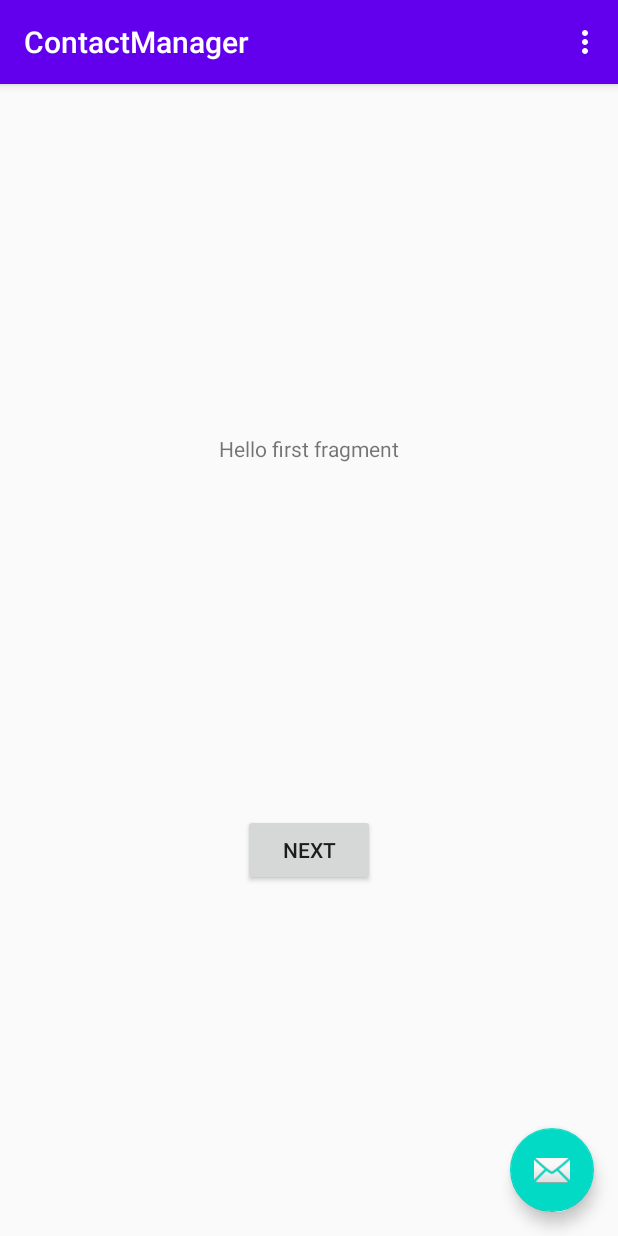
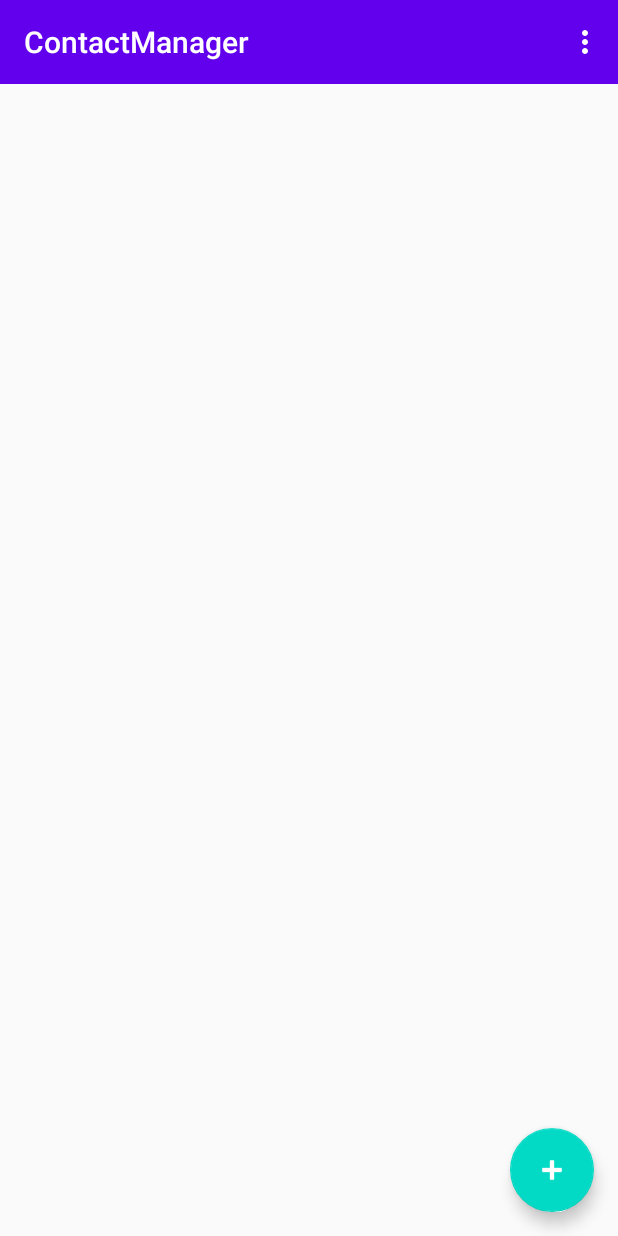
Before and after one commit to matiboux/griffith-android-contactmanager, an Android app: the screen it shows after launch (MainActivity before the commit, ListContacts after it), on a phone screen of 412 x 824 dp. Run offline under Robolectric (Android 15) with nearby library versions, the phone set to English and light mode, and no system bars.

Commit message:
Updated main activity (renamed to ListContacts)

```diff
--- a/ContactManager/app/src/main/AndroidManifest.xml
+++ b/ContactManager/app/src/main/AndroidManifest.xml
@@ -10,7 +10,7 @@
         android:supportsRtl="true"
         android:theme="@style/AppTheme">
         <activity
-            android:name=".MainActivity"
+            android:name=".ListContacts"
             android:label="@string/app_name"
             android:theme="@style/AppTheme.NoActionBar">
             <intent-filter>
--- a/ContactManager/app/src/main/java/com/matiboux/griffith/contactmanager/FirstFragment.java
+++ /dev/null
@@ -1,37 +0,0 @@
-package com.matiboux.griffith.contactmanager;
-
-import android.os.Bundle;
-import android.view.LayoutInflater;
-import android.view.View;
-import android.view.ViewGroup;
-
-import androidx.annotation.NonNull;
-import androidx.fragment.app.Fragment;
-import androidx.navigation.fragment.NavHostFragment;
-
-public class FirstFragment extends Fragment {
-
-    @Override
-    public View onCreateView(
-            LayoutInflater inflater, ViewGroup container,
-            Bundle savedInstanceState
-    ) {
-        // Inflate the layout for this fragment
-        return inflater.inflate(R.layout.fragment_first, container, false);
-    }
-
-    public void onViewCreated(@NonNull View view, Bundle savedInstanceState) {
-        super.onViewCreated(view, savedInstanceState);
-
-        view.findViewById(R.id.button_first).setOnClickListener(new View.OnClickListener() {
-            @Override
-            public void onClick(View view) {
-                FirstFragmentDirections.ActionFirstFragmentToSecondFragment action =
-                        FirstFragmentDirections.
-                                actionFirstFragmentToSecondFragment("From FirstFragment");
-                NavHostFragment.findNavController(FirstFragment.this)
-                        .navigate(action);
-            }
-        });
-    }
-}
--- /dev/null
+++ b/ContactManager/app/src/main/java/com/matiboux/griffith/contactmanager/ListContacts.java
@@ -0,0 +1,128 @@
+package com.matiboux.griffith.contactmanager;
+
+import android.database.Cursor;
+import android.os.Bundle;
+
+import com.google.android.material.floatingactionbutton.FloatingActionButton;
+
+import androidx.appcompat.app.AppCompatActivity;
+import androidx.appcompat.widget.Toolbar;
+
+import android.view.View;
+
+import android.view.Menu;
+import android.view.MenuItem;
+import android.widget.AdapterView;
+import android.widget.ArrayAdapter;
+import android.widget.ListView;
+
+import java.util.ArrayList;
+
+public class ListContacts extends AppCompatActivity {
+
+    DBOpenHelper db;
+
+    FloatingActionButton fab;
+    ListView listViewContacts;
+
+    @Override
+    protected void onCreate(Bundle savedInstanceState) {
+        super.onCreate(savedInstanceState);
+        setContentView(R.layout.activity_list_contacts);
+
+        // Action bar
+        Toolbar toolbar = findViewById(R.id.toolbar);
+        setSupportActionBar(toolbar);
+
+        // Components
+        fab = findViewById(R.id.fab);
+        listViewContacts = findViewById(R.id.lv_list_contacts);
+
+        // Database
+        db = new DBOpenHelper(this, "test.db", null, 1);
+
+        // Events
+        fab.setOnClickListener(new View.OnClickListener() {
+            @Override
+            public void onClick(View view) {
+                // Add contact
+            }
+        });
+
+        listViewContacts.setOnItemClickListener(new AdapterView.OnItemClickListener() {
+            @Override
+            public void onItemClick(AdapterView<?> parent, View view, int position, long id) {
+                // Show contact
+            }
+        });
+
+        // Load from database
+        reloadListContacts();
+    }
+
+    @Override
+    protected void onDestroy() {
+        String table = "test";
+        String where = null;
+        String[] where_args = null;
+        db.sdb.delete(table, where, where_args);
+
+        super.onDestroy();
+    }
+
+    private void reloadListContacts() {
+        // Show database entries
+        String table = "test";
+        String[] columns = new String[]{"*"};
+        String where = null;
+        String[] where_args = null;
+        String group_by = null;
+        String having = null;
+        String order_by = null;
+        Cursor c = db.sdb.query(table, columns, where, where_args, group_by, having, order_by);
+
+        ArrayList<String> arrayContacts = new ArrayList<>();
+
+        c.moveToFirst();
+        for (int i = 0; i < c.getCount(); i++) {
+            arrayContacts.add(c.getString(2) + " " + c.getString(1));
+            c.moveToNext();
+        }
+
+        ArrayAdapter<String> adapterContacts = new ArrayAdapter<>(this, R.layout.adapter_list_contacts, R.id.txv_list_contacts, arrayContacts);
+
+        listViewContacts.setAdapter(adapterContacts);
+    }
+
+    @Override
+    public boolean onCreateOptionsMenu(Menu menu) {
+        // Inflate the menu; this adds items to the action bar if it is present.
+        getMenuInflater().inflate(R.menu.menu_list_contacts, menu);
+        return true;
+    }
+
+    @Override
+    public boolean onOptionsItemSelected(MenuItem item) {
+        // Handle action bar item clicks here. The action bar will
+        // automatically handle clicks on the Home/Up button, so long
+        // as you specify a parent activity in AndroidManifest.xml.
+        int id = item.getItemId();
+
+        //noinspection SimplifiableIfStatement
+        switch (id) {
+            case R.id.action_add_contact:
+                // Move to Add contact Activity
+                return true;
+
+            case R.id.action_settings:
+                // Move to Settings Activity
+                return true;
+
+            case R.id.action_about:
+                // Move to About Activity
+                return true;
+        }
+
+        return super.onOptionsItemSelected(item);
+    }
+}
--- a/ContactManager/app/src/main/java/com/matiboux/griffith/contactmanager/MainActivity.java
+++ /dev/null
@@ -1,56 +0,0 @@
-package com.matiboux.griffith.contactmanager;
-
-import android.os.Bundle;
-
-import com.google.android.material.floatingactionbutton.FloatingActionButton;
-import com.google.android.material.snackbar.Snackbar;
-
-import androidx.appcompat.app.AppCompatActivity;
-import androidx.appcompat.widget.Toolbar;
-
-import android.view.View;
-
-import android.view.Menu;
-import android.view.MenuItem;
-
-public class MainActivity extends AppCompatActivity {
-
-    @Override
-    protected void onCreate(Bundle savedInstanceState) {
-        super.onCreate(savedInstanceState);
-        setContentView(R.layout.activity_main);
-        Toolbar toolbar = findViewById(R.id.toolbar);
-        setSupportActionBar(toolbar);
-
-        FloatingActionButton fab = findViewById(R.id.fab);
-        fab.setOnClickListener(new View.OnClickListener() {
-            @Override
-            public void onClick(View view) {
-                Snackbar.make(view, "Replace with your own action", Snackbar.LENGTH_LONG)
-                        .setAction("Action", null).show();
-            }
-        });
-    }
-
-    @Override
-    public boolean onCreateOptionsMenu(Menu menu) {
-        // Inflate the menu; this adds items to the action bar if it is present.
-        getMenuInflater().inflate(R.menu.menu_main, menu);
-        return true;
-    }
-
-    @Override
-    public boolean onOptionsItemSelected(MenuItem item) {
-        // Handle action bar item clicks here. The action bar will
-        // automatically handle clicks on the Home/Up button, so long
-        // as you specify a parent activity in AndroidManifest.xml.
-        int id = item.getItemId();
-
-        //noinspection SimplifiableIfStatement
-        if (id == R.id.action_settings) {
-            return true;
-        }
-
-        return super.onOptionsItemSelected(item);
-    }
-}
--- /dev/null
+++ b/ContactManager/app/src/main/res/layout/activity_list_contacts.xml
@@ -0,0 +1,32 @@
+<?xml version="1.0" encoding="utf-8"?>
+<LinearLayout xmlns:android="http://schemas.android.com/apk/res/android"
+    xmlns:app="http://schemas.android.com/apk/res-auto"
+    xmlns:tools="http://schemas.android.com/tools"
+    android:layout_width="match_parent"
+    android:layout_height="match_parent"
+    android:orientation="vertical"
+    tools:context=".ListContacts">
+
+    <include layout="@layout/toolbar" />
+
+    <FrameLayout
+        android:layout_width="match_parent"
+        android:layout_height="match_parent">
+
+        <ListView
+            android:id="@+id/lv_list_contacts"
+            android:layout_width="match_parent"
+            android:layout_height="match_parent" />
+
+        <!--<include layout="@layout/fragment_list_contacts" />-->
+
+        <com.google.android.material.floatingactionbutton.FloatingActionButton
+            android:id="@+id/fab"
+            android:layout_width="wrap_content"
+            android:layout_height="wrap_content"
+            android:layout_gravity="bottom|end"
+            android:layout_margin="@dimen/fab_margin"
+            android:tint="@android:color/white"
+            app:srcCompat="@android:drawable/ic_input_add" />
+    </FrameLayout>
+</LinearLayout>
--- a/ContactManager/app/src/main/res/layout/content_main.xml
+++ /dev/null
@@ -1,19 +0,0 @@
-<?xml version="1.0" encoding="utf-8"?>
-<androidx.constraintlayout.widget.ConstraintLayout xmlns:android="http://schemas.android.com/apk/res/android"
-    xmlns:app="http://schemas.android.com/apk/res-auto"
-    android:layout_width="match_parent"
-    android:layout_height="match_parent"
-    app:layout_behavior="@string/appbar_scrolling_view_behavior">
-
-    <fragment
-        android:id="@+id/nav_host_fragment"
-        android:name="androidx.navigation.fragment.NavHostFragment"
-        android:layout_width="0dp"
-        android:layout_height="0dp"
-        app:defaultNavHost="true"
-        app:layout_constraintBottom_toBottomOf="parent"
-        app:layout_constraintLeft_toLeftOf="parent"
-        app:layout_constraintRight_toRightOf="parent"
-        app:layout_constraintTop_toTopOf="parent"
-        app:navGraph="@navigation/nav_graph" />
-</androidx.constraintlayout.widget.ConstraintLayout>
--- a/ContactManager/app/src/main/res/layout/fragment_first.xml
+++ /dev/null
@@ -1,28 +0,0 @@
-<?xml version="1.0" encoding="utf-8"?>
-<androidx.constraintlayout.widget.ConstraintLayout xmlns:android="http://schemas.android.com/apk/res/android"
-    xmlns:app="http://schemas.android.com/apk/res-auto"
-    xmlns:tools="http://schemas.android.com/tools"
-    android:layout_width="match_parent"
-    android:layout_height="match_parent"
-    tools:context=".FirstFragment">
-
-    <TextView
-        android:id="@+id/textview_first"
-        android:layout_width="wrap_content"
-        android:layout_height="wrap_content"
-        android:text="@string/hello_first_fragment"
-        app:layout_constraintBottom_toTopOf="@id/button_first"
-        app:layout_constraintEnd_toEndOf="parent"
-        app:layout_constraintStart_toStartOf="parent"
-        app:layout_constraintTop_toTopOf="parent" />
-
-    <Button
-        android:id="@+id/button_first"
-        android:layout_width="wrap_content"
-        android:layout_height="wrap_content"
-        android:text="@string/next"
-        app:layout_constraintBottom_toBottomOf="parent"
-        app:layout_constraintEnd_toEndOf="parent"
-        app:layout_constraintStart_toStartOf="parent"
-        app:layout_constraintTop_toBottomOf="@id/textview_first" />
-</androidx.constraintlayout.widget.ConstraintLayout>
--- a/ContactManager/app/src/main/res/layout/activity_main.xml
+++ b/ContactManager/app/src/main/res/layout/toolbar.xml
@@ -1,10 +1,11 @@
 <?xml version="1.0" encoding="utf-8"?>
-<androidx.coordinatorlayout.widget.CoordinatorLayout xmlns:android="http://schemas.android.com/apk/res/android"
+<LinearLayout xmlns:android="http://schemas.android.com/apk/res/android"
     xmlns:app="http://schemas.android.com/apk/res-auto"
     xmlns:tools="http://schemas.android.com/tools"
     android:layout_width="match_parent"
-    android:layout_height="match_parent"
-    tools:context=".MainActivity">
+    android:layout_height="wrap_content"
+    android:orientation="vertical"
+    tools:context=".ListContacts">
 
     <com.google.android.material.appbar.AppBarLayout
         android:layout_width="match_parent"
@@ -19,15 +20,4 @@
             app:popupTheme="@style/AppTheme.PopupOverlay" />
 
     </com.google.android.material.appbar.AppBarLayout>
-
-    <include layout="@layout/content_main" />
-
-    <com.google.android.material.floatingactionbutton.FloatingActionButton
-        android:id="@+id/fab"
-        android:layout_width="wrap_content"
-        android:layout_height="wrap_content"
-        android:layout_gravity="bottom|end"
-        android:layout_margin="@dimen/fab_margin"
-        app:srcCompat="@android:drawable/ic_dialog_email" />
-
-</androidx.coordinatorlayout.widget.CoordinatorLayout>
+</LinearLayout>
--- /dev/null
+++ b/ContactManager/app/src/main/res/menu/menu_list_contacts.xml
@@ -0,0 +1,21 @@
+<menu xmlns:android="http://schemas.android.com/apk/res/android"
+    xmlns:app="http://schemas.android.com/apk/res-auto"
+    xmlns:tools="http://schemas.android.com/tools"
+    tools:context="com.matiboux.griffith.contactmanager.ListContacts">
+
+    <item
+        android:id="@+id/action_add_contact"
+        android:orderInCategory="100"
+        android:title="@string/action_add_contact"
+        app:showAsAction="never" />
+    <item
+        android:id="@+id/action_settings"
+        android:orderInCategory="100"
+        android:title="@string/action_settings"
+        app:showAsAction="never" />
+    <item
+        android:id="@+id/action_about"
+        android:orderInCategory="100"
+        android:title="@string/action_about"
+        app:showAsAction="never" />
+</menu>
--- a/ContactManager/app/src/main/res/menu/menu_main.xml
+++ /dev/null
@@ -1,10 +0,0 @@
-<menu xmlns:android="http://schemas.android.com/apk/res/android"
-    xmlns:app="http://schemas.android.com/apk/res-auto"
-    xmlns:tools="http://schemas.android.com/tools"
-    tools:context="com.matiboux.griffith.contactmanager.MainActivity">
-    <item
-        android:id="@+id/action_settings"
-        android:orderInCategory="100"
-        android:title="@string/action_settings"
-        app:showAsAction="never" />
-</menu>
--- a/ContactManager/app/src/main/res/navigation/nav_graph.xml
+++ /dev/null
@@ -1,32 +0,0 @@
-<?xml version="1.0" encoding="utf-8"?>
-<navigation xmlns:android="http://schemas.android.com/apk/res/android"
-    xmlns:app="http://schemas.android.com/apk/res-auto"
-    xmlns:tools="http://schemas.android.com/tools"
-    android:id="@+id/nav_graph"
-    app:startDestination="@id/FirstFragment">
-
-    <fragment
-        android:id="@+id/FirstFragment"
-        android:name="com.matiboux.griffith.contactmanager.FirstFragment"
-        android:label="@string/first_fragment_label"
-        tools:layout="@layout/fragment_first">
-
-        <action
-            android:id="@+id/action_FirstFragment_to_SecondFragment"
-            app:destination="@id/SecondFragment" />
-    </fragment>
-    <fragment
-        android:id="@+id/SecondFragment"
-        android:name="com.matiboux.griffith.contactmanager.SecondFragment"
-        android:label="@string/second_fragment_label"
-        tools:layout="@layout/fragment_second">
-
-        <action
-            android:id="@+id/action_SecondFragment_to_FirstFragment"
-            app:destination="@id/FirstFragment" />
-
-        <argument
-            android:name="myArg"
-            app:argType="string" />
-    </fragment>
-</navigation>
--- a/ContactManager/app/src/main/res/values/strings.xml
+++ b/ContactManager/app/src/main/res/values/strings.xml
@@ -1,12 +1,6 @@
 <resources>
     <string name="app_name">ContactManager</string>
+    <string name="action_add_contact">Add contact</string>
+    <string name="action_about">About</string>
     <string name="action_settings">Settings</string>
-    <!-- Strings used for fragments for navigation -->
-    <string name="first_fragment_label">First Fragment</string>
-    <string name="second_fragment_label">Second Fragment</string>
-    <string name="next">Next</string>
-    <string name="previous">Previous</string>
-
-    <string name="hello_first_fragment">Hello first fragment</string>
-    <string name="hello_second_fragment">Hello second fragment. Arg: %1$s</string>
 </resources>
```
Also changed, not shown: ContactManager/app/src/main/java/com/matiboux/griffith/contactmanager/SecondFragment.java (deleted, +0 -39 lines), ContactManager/app/src/main/res/layout/adapter_list_contacts.xml (added, +17 -0 lines), ContactManager/app/src/main/res/layout/fragment_second.xml (deleted, +0 -27 lines).
